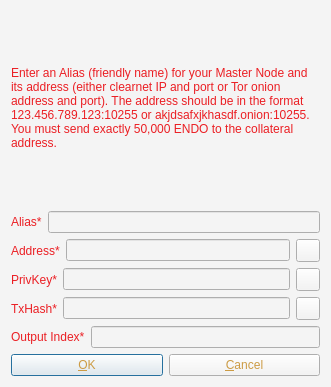
Before: the Qt Designer form src/qt/forms/addeditadrenalinenode.ui in SaltineChips/endox, drawn with Qt 5.
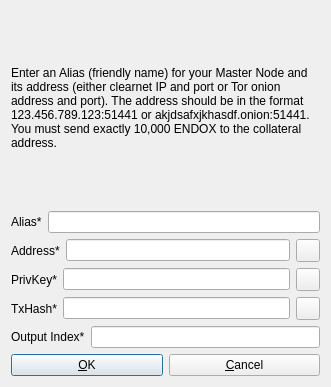
After: the same form once the commit is applied. Icons and pictures are not drawn.

Commit message:
EndoV3 ProtoRelease
Endo Blockchain
Changed-
pretty much everything

Diff of the .ui file:
```diff
--- a/src/qt/forms/addeditadrenalinenode.ui
+++ b/src/qt/forms/addeditadrenalinenode.ui
@@ -14,8 +14,7 @@
    <string>Add/Edit ENDO Node</string>
   </property>
   <property name="styleSheet">
-   <string notr="true">color: rgb(204, 155, 68);
-background-color: rgb(244, 244, 244);</string>
+   <string notr="true"/>
   </property>
   <property name="modal">
    <bool>true</bool>
@@ -29,11 +28,8 @@
        <verstretch>0</verstretch>
       </sizepolicy>
      </property>
-     <property name="styleSheet">
-      <string notr="true">color: #eb1f24</string>
-     </property>
      <property name="text">
-      <string>&lt;html&gt;&lt;head/&gt;&lt;body&gt;&lt;p&gt;Enter an Alias (friendly name) for your Master Node and its address (either clearnet IP and port or Tor onion address and port). The address should be in the format 123.456.789.123:10255 or akjdsafxjkhasdf.onion:10255. You must send exactly 50,000 ENDO to the collateral address.&lt;/p&gt;&lt;/body&gt;&lt;/html&gt;</string>
+      <string>&lt;html&gt;&lt;head/&gt;&lt;body&gt;&lt;p&gt;Enter an Alias (friendly name) for your Master Node and its address (either clearnet IP and port or Tor onion address and port). The address should be in the format 123.456.789.123:51441 or akjdsafxjkhasdf.onion:51441. You must send exactly 10,000 ENDOX to the collateral address.&lt;/p&gt;&lt;/body&gt;&lt;/html&gt;</string>
      </property>
      <property name="wordWrap">
       <bool>true</bool>
@@ -47,9 +43,6 @@
      </property>
      <item>
       <widget class="QLabel" name="label_4">
-       <property name="styleSheet">
-        <string notr="true">color: #eb1f24</string>
-       </property>
        <property name="text">
         <string>Alias*</string>
        </property>
@@ -67,9 +60,6 @@
      </property>
      <item>
       <widget class="QLabel" name="label_6">
-       <property name="styleSheet">
-        <string notr="true">color: #eb1f24</string>
-       </property>
        <property name="text">
         <string>Address*</string>
        </property>
@@ -104,9 +94,6 @@
      </property>
      <item>
       <widget class="QLabel" name="label_5">
-       <property name="styleSheet">
-        <string notr="true">color: #eb1f24</string>
-       </property>
        <property name="text">
         <string>PrivKey*</string>
        </property>
@@ -141,9 +128,6 @@
      </property>
      <item>
       <widget class="QLabel" name="label_2">
-       <property name="styleSheet">
-        <string notr="true">color: #eb1f24</string>
-       </property>
        <property name="text">
         <string>TxHash*</string>
        </property>
@@ -178,9 +162,6 @@
      </property>
      <item>
       <widget class="QLabel" name="label_8">
-       <property name="styleSheet">
-        <string notr="true">color: #eb1f24</string>
-       </property>
        <property name="text">
         <string>Output Index*</string>
        </property>
```
Left out of the diff: 2 changed lines with no effect on the pictures. The commit also changes 530 other files.
